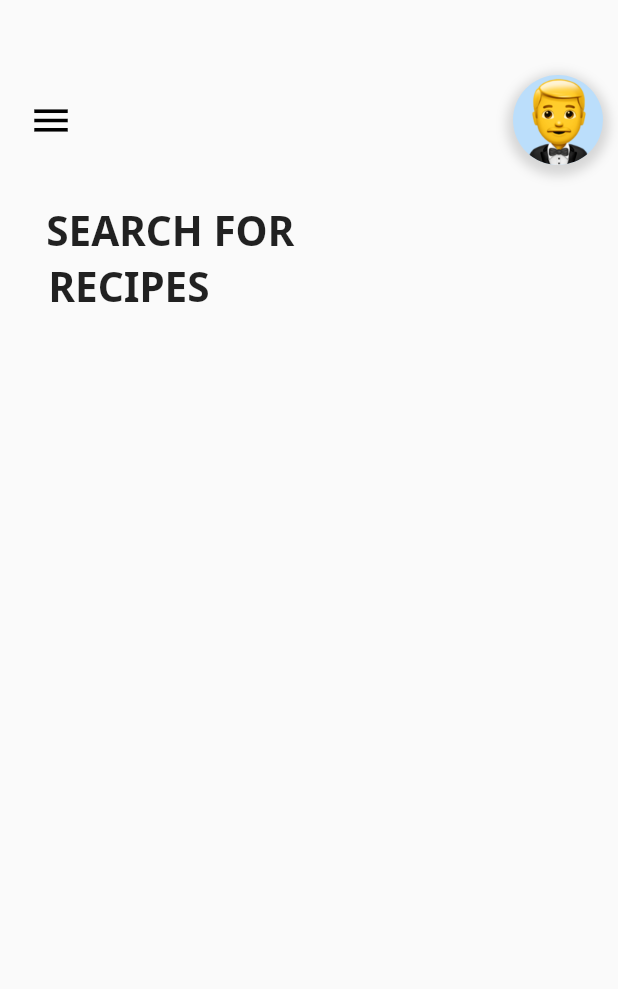
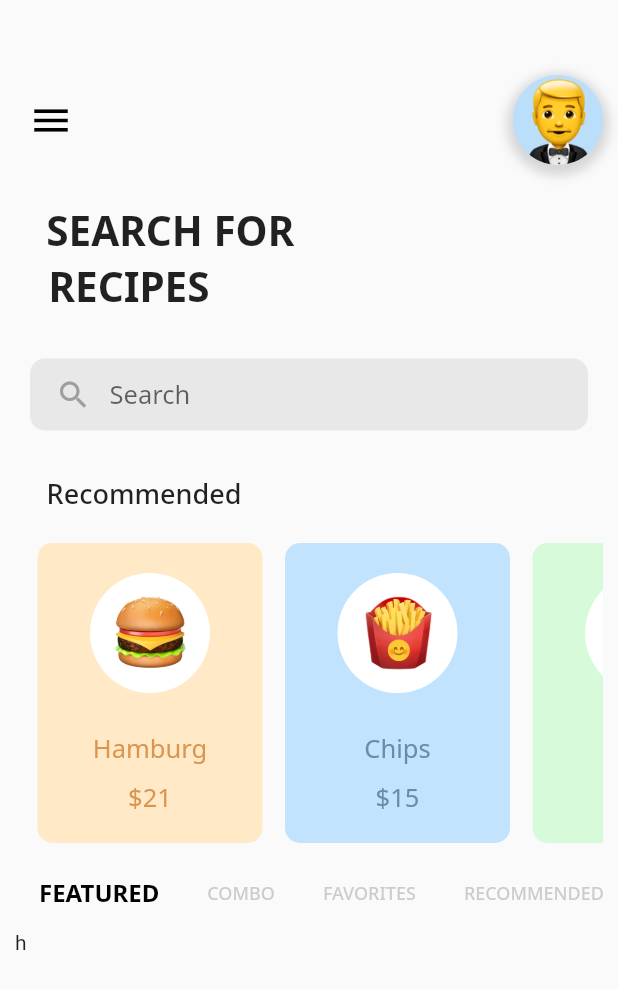
Before and after one commit to Deepraj99/Food-Plus, a Flutter app: the screen it shows after launch, on a phone screen of 412 x 824 dp. Shown: the top 989 px of the screen. Run offline on Flutter 3.47's test engine with Material 2 defaults, Android fonts, the phone set to English and light mode, and no system bars; our stand-ins replace google_fonts.

Commit message:
Second branch completed

```diff
--- /dev/null
+++ b/lib/CardPage.dart
@@ -0,0 +1,2 @@
+import 'package:flutter/material.dart';
+import 'package:google_fonts/google_fonts.dart';
--- a/lib/HomePage.dart
+++ b/lib/HomePage.dart
@@ -1,4 +1,5 @@
 import 'package:flutter/material.dart';
+import 'package:food_plus/BurgerPage.dart';
 import 'package:google_fonts/google_fonts.dart';
 
 class HomePage extends StatefulWidget {
@@ -8,11 +9,21 @@ class HomePage extends StatefulWidget {
   _HomePageState createState() => _HomePageState();
 }
 
-class _HomePageState extends State<HomePage> {
+class _HomePageState extends State<HomePage>
+    with SingleTickerProviderStateMixin {
+  late TabController tabController;
+
+  @override
+  void initState() {
+    super.initState();
+    tabController = TabController(vsync: this, length: 4);
+  }
+
   @override
   Widget build(BuildContext context) {
     return Scaffold(
-      body: Container(
+      body: SingleChildScrollView(
+        child: Container(
           margin: EdgeInsets.fromLTRB(10.0, 50.0, 10.0, 10.0),
           child: Column(
             children: [
@@ -39,8 +50,8 @@ class _HomePageState extends State<HomePage> {
                       ],
                       color: Colors.blue[100],
                       shape: BoxShape.circle,
-                    image:
-                        DecorationImage(image: AssetImage("assets/tuxedo.png")),
+                      image: DecorationImage(
+                          image: AssetImage("assets/tuxedo.png")),
                     ),
                   ),
                 ],
@@ -68,7 +79,134 @@ class _HomePageState extends State<HomePage> {
                   ],
                 ),
               ),
+              SizedBox(height: 30.0),
+              Container(
+                  padding: EdgeInsets.only(left: 5.0),
+                  margin: EdgeInsets.fromLTRB(10.0, 0.0, 10.0, 0.0),
+                  decoration: BoxDecoration(
+                      color: Colors.grey.withOpacity(0.2),
+                      borderRadius: BorderRadius.circular(10.0)),
+                  child: TextField(
+                    decoration: InputDecoration(
+                        hintText: 'Search',
+                        hintStyle: GoogleFonts.notoSans(fontSize: 17.0),
+                        border: InputBorder.none,
+                        fillColor: Colors.grey.withOpacity(0.5),
+                        prefixIcon: Icon(Icons.search, color: Colors.grey)),
+                  )),
+              SizedBox(height: 30.0),
+              Container(
+                margin: EdgeInsets.only(
+                  right: 220.0,
+                ),
+                child: Text(
+                  'Recommended',
+                  style: GoogleFonts.notoSans(
+                      fontWeight: FontWeight.w500, fontSize: 18.0),
+                ),
+              ),
+              SizedBox(height: 20.0),
+              Container(
+                height: 200.0,
+                child: ListView(
+                  scrollDirection: Axis.horizontal,
+                  children: [
+                    _buildListItem('Hamburg', 'assets/burger.png', '21',
+                        Color(0xFFFFE9C6), Color(0xFFDA9551)),
+                    _buildListItem('Chips', 'assets/fries.png', '15',
+                        Color(0xFFC2E3FE), Color(0xFF6A8CAA)),
+                    _buildListItem('Donuts', 'assets/doughnut.png', '15',
+                        Color(0xFFD7FADA), Color(0xFF56CC7E)),
+                    _buildListItem('Donuts', 'assets/doughnut.png', '15',
+                        Color(0xFFD7FADA), Color(0xFF56CC7E)),
                   ],
+                ),
+              ),
+              SizedBox(height: 10.0),
+              TabBar(
+                  controller: tabController,
+                  isScrollable: true,
+                  indicatorColor: Colors.transparent,
+                  labelColor: Colors.black,
+                  unselectedLabelColor: Colors.grey.withOpacity(0.5),
+                  labelStyle: GoogleFonts.notoSans(
+                      fontSize: 16.0, fontWeight: FontWeight.w700),
+                  unselectedLabelStyle: GoogleFonts.notoSans(
+                      fontSize: 12.0, fontWeight: FontWeight.w500),
+                  tabs: [
+                    Tab(child: Text('FEATURED')),
+                    Tab(child: Text('COMBO')),
+                    Tab(child: Text('FAVORITES')),
+                    Tab(child: Text('RECOMMENDED')),
+                  ]),
+              Container(
+                  height: MediaQuery.of(context).size.height - 450.0,
+                  child: TabBarView(controller: tabController, children: [
+                    // FoodTab(),
+                    // FoodTab(),
+                    // FoodTab(),
+                    // FoodTab(),
+                    Text("h"),
+                    Text("h"),
+                    Text("h"),
+                    Text("h"),
+                  ]))
+            ],
+          ),
+        ),
+      ),
+    );
+  }
+
+  _buildListItem(String foodName, String imgPath, String price, Color bgColor,
+      Color textColor) {
+    return Padding(
+      padding: const EdgeInsets.only(left: 15.0),
+      child: InkWell(
+        onTap: () {},
+        child: Container(
+          height: 175.0,
+          width: 150.0,
+          decoration: BoxDecoration(
+            color: bgColor,
+            borderRadius: BorderRadius.circular(10.0),
+          ),
+          child: Column(
+            children: [
+              SizedBox(height: 20.0),
+              Container(
+                height: 80.0,
+                width: 80.0,
+                decoration: BoxDecoration(
+                  shape: BoxShape.circle,
+                  color: Colors.white,
+                ),
+                child: Center(
+                  child: Image.asset(imgPath, height: 50.0, width: 50.0),
+                ),
+              ),
+              SizedBox(height: 25.0),
+              Center(
+                child: Text(
+                  foodName,
+                  style: GoogleFonts.notoSans(
+                    fontSize: 17.0,
+                    color: textColor,
+                  ),
+                ),
+              ),
+              SizedBox(height: 10.0),
+              Center(
+                child: Text(
+                  "\$" + price,
+                  style: GoogleFonts.notoSans(
+                    fontSize: 17.0,
+                    color: textColor,
+                  ),
+                ),
+              ),
+            ],
+          ),
         ),
       ),
     );
```
Also changed, not shown: lib/BurgerPage.dart (added, +310 -0 lines). Lines whose indentation alone changed are shown as unchanged.
